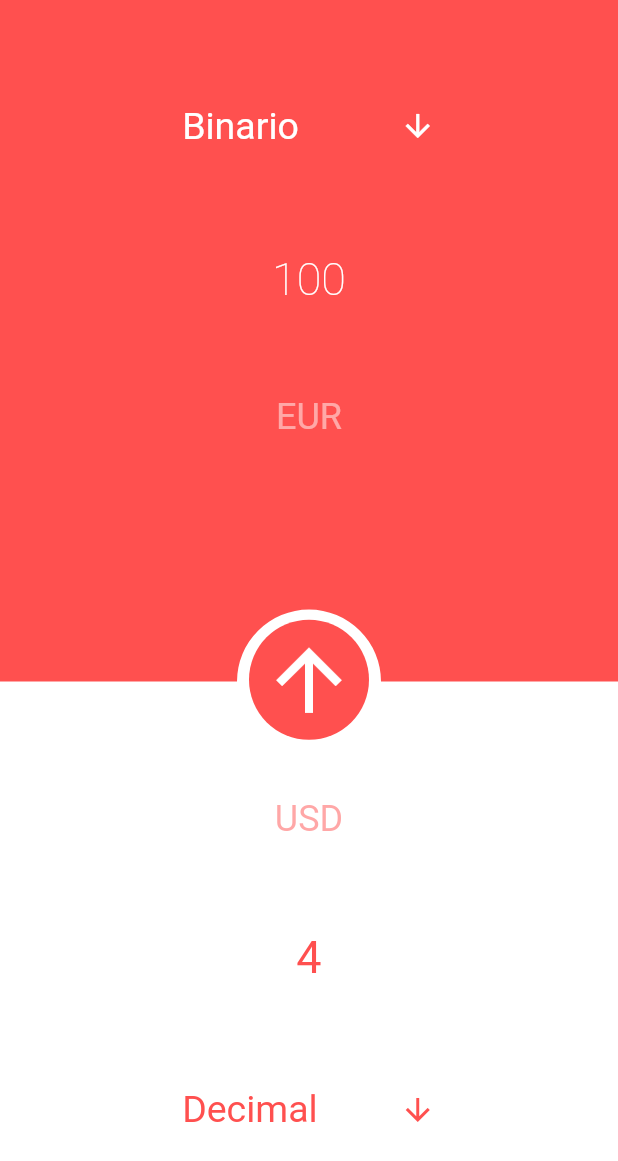
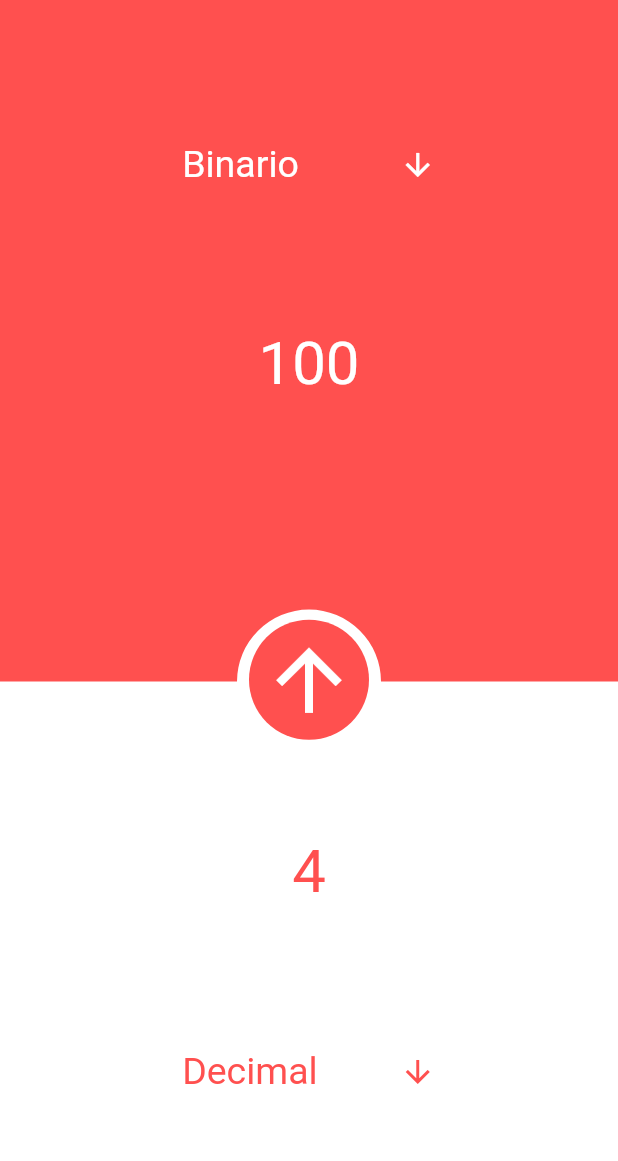
Before and after one commit to ErickMUOSD/numbering-system-converter-, a Flutter app: the screen it shows after launch, on a phone screen of 412 x 824 dp. Shown: the top 1161 px of the screen. Run offline on Flutter 3.47's test engine with Material 2 defaults, Android fonts, the phone set to English and light mode, and no system bars; our stand-ins replace get; missing offline and left inert: dart:ffi.

```diff
--- a/lib/Screens/HomePage.dart
+++ b/lib/Screens/HomePage.dart
@@ -65,35 +65,22 @@ class HomePage extends StatelessWidget {
                     child: Text(
                       _.textoftextfield1,
                       style: TextStyle(
-                          fontSize: 30,
+                          fontSize: 40,
                           color: kWhiteColor,
-                          fontWeight: FontWeight.w200),
-                    ),
-                  ),
-                ),
-                GetBuilder<GlobalController>(
-                  builder: (_) => GestureDetector(
-                    onTap: () {},
-                    child: Text(
-                      'EUR',
-                      style: Theme.of(context).textTheme.headline5.copyWith(
-                            color: kWhiteColor.withOpacity(0.5),
                           ),
                     ),
                   ),
                 ),
+
                 SizedBox(
                   height: 120.0,
                 ),
-                Text('USD',
-                    style: Theme.of(context).textTheme.headline5.copyWith(
-                          color: kMainColor.withOpacity(0.5),
-                        )),
+
                 GetBuilder<GlobalController>(
                   id: 'TextOfTexfield',
                   builder: (_
                   ) => Text(_.textotextfield2,
-                      style: TextStyle(fontSize: 30.0, color: kMainColor),
+                      style: TextStyle(fontSize: 40.0, color: kMainColor),
                       ),
                 ),
                 DropDownItemButtonTwo(),
```
Also changed, not shown: lib/Controllers/globalcontroller.dart (+13 -10 lines), lib/Screens/add_value_screen.dart (+6 -23 lines), lib/constants.dart (+10 -0 lines), 1 other file.
